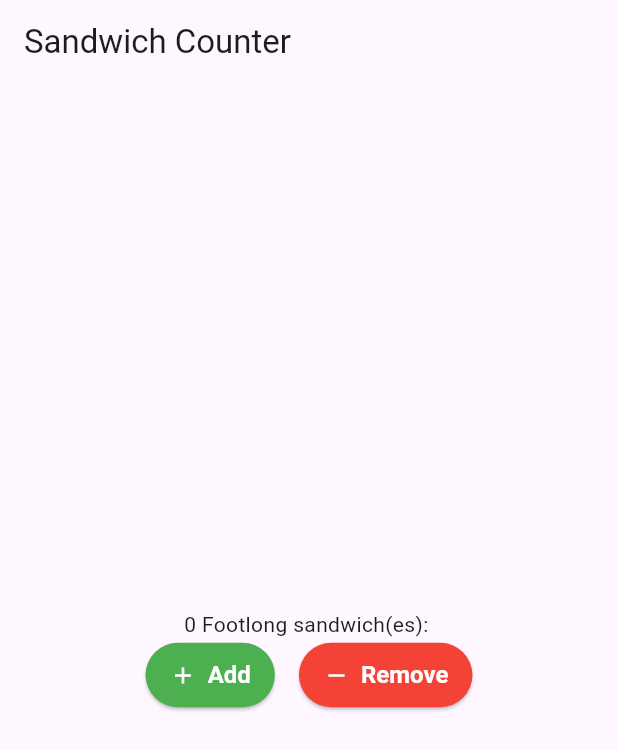
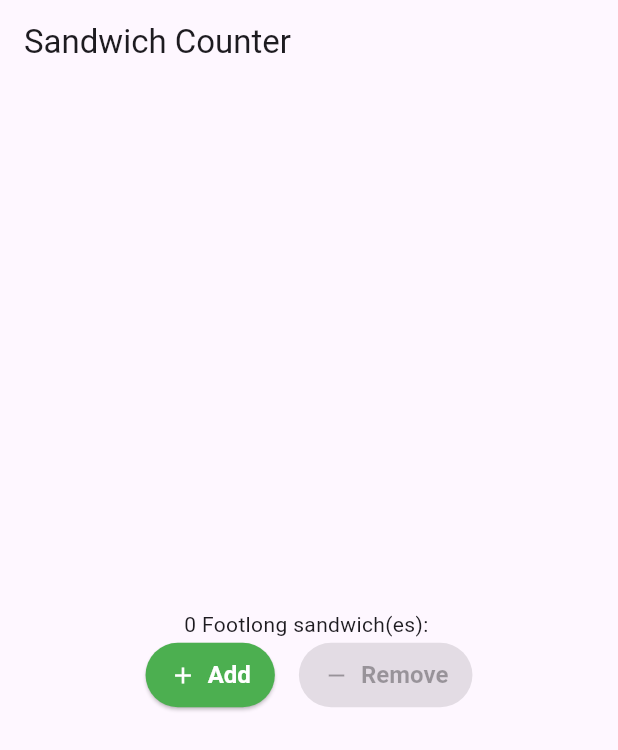
Before and after one commit to K-agya/sandwich_shop, a Flutter app: the screen it shows after launch, on a phone screen of 412 x 824 dp. Shown: the top 750 px of the screen. Run offline on Flutter 3.47's test engine with Material 3 defaults, Android fonts, the phone set to English and light mode, and no system bars.

Commit message:
Disable add and remove buttons at max values

```diff
--- a/lib/main.dart
+++ b/lib/main.dart
@@ -19,7 +19,7 @@ class App extends StatelessWidget {
 class StyledButton extends StatelessWidget {
   final String label;
   final IconData icon;
-  final VoidCallback onPressed;
+  final VoidCallback? onPressed; // changed to nullable
   final Color backgroundColor;
 
   const StyledButton({
@@ -32,13 +32,14 @@ class StyledButton extends StatelessWidget {
 
   @override
   Widget build(BuildContext context) {
+    final enabled = onPressed != null;
     return ElevatedButton.icon(
-      onPressed: onPressed,
+      onPressed: onPressed, // pass null to disable
       icon: Icon(icon),
       label: Text(label),
       style: ElevatedButton.styleFrom(
-        backgroundColor: backgroundColor,
-        foregroundColor: Colors.white,
+        backgroundColor: enabled ? backgroundColor : Colors.grey,
+        foregroundColor: enabled ? Colors.white : Colors.white70,
         padding: const EdgeInsets.symmetric(horizontal: 16, vertical: 12),
         textStyle: const TextStyle(fontSize: 16, fontWeight: FontWeight.bold),
       ),
@@ -87,16 +88,16 @@ class _OrderScreenState extends State<OrderScreen> {
                 StyledButton(
                   label: 'Add',
                   icon: Icons.add,
-                  onPressed: _increaseQuantity,
+                  onPressed: _quantity < widget.maxQuantity ? _increaseQuantity : null, // disabled when at max
                   backgroundColor: Colors.green,
                 ),
                 const SizedBox(width: 16),
-                  StyledButton(
-                    label: 'Remove',
-                    icon: Icons.remove,
-                    onPressed: _decreaseQuantity,
-                    backgroundColor: Colors.red,
-                  ),
+                StyledButton(
+                  label: 'Remove',
+                  icon: Icons.remove,
+                  onPressed: _quantity > 0 ? _decreaseQuantity : null, // disabled when zero
+                  backgroundColor: Colors.red,
+                ),
               ],
             ),
           ],
```
